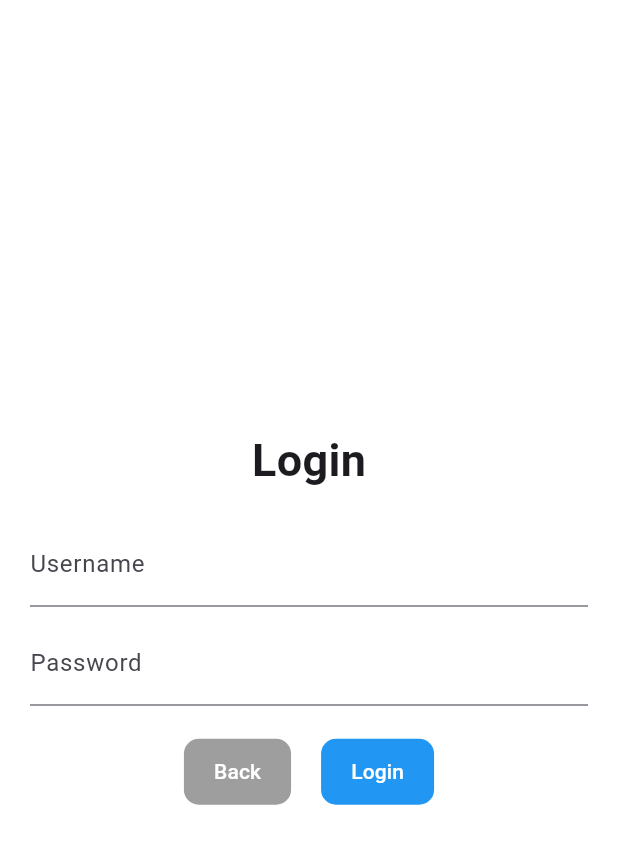
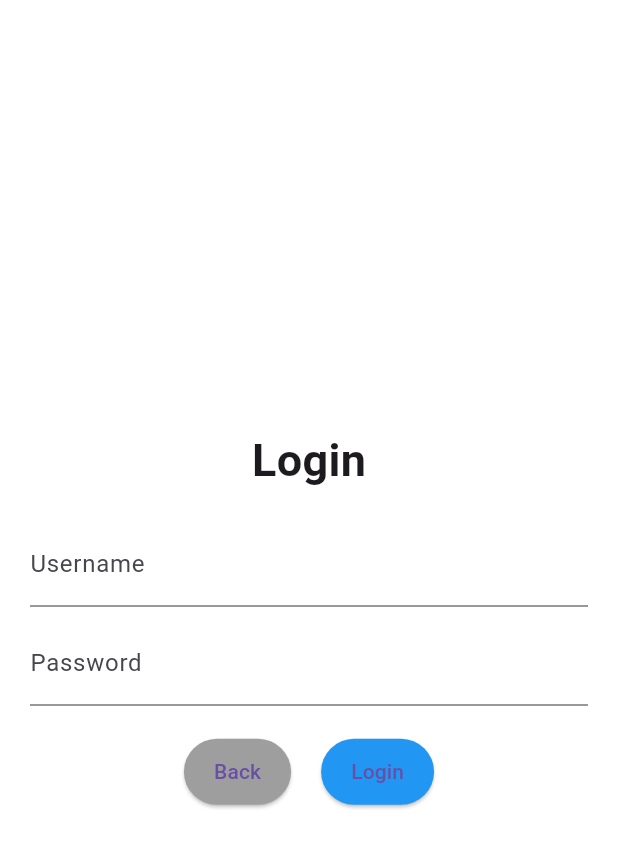
Before and after one commit to sireuboh/portalNews, a Flutter app: the screen it shows after launch, item 3 of the bottom bar chosen, after a tap on "Masuk", on a phone screen of 412 x 824 dp. Shown: the top 848 px of the screen. Run offline on Flutter 3.47's test engine with Material 3 defaults, Android fonts, the phone set to English and light mode, and no system bars; our stand-ins replace curved_navigation_bar, fluttertoast, shared_preferences; network calls fail.

Commit message:
update formlogin and profil

```diff
--- a/lib/formlogin.dart
+++ b/lib/formlogin.dart
@@ -3,7 +3,7 @@ import 'package:shared_preferences/shared_preferences.dart';
 import 'package:fluttertoast/fluttertoast.dart';
 import 'package:http/http.dart' as http;
 import 'dart:convert';
-import 'home.dart';
+
 import 'main.dart';
 
 class LoginPage extends StatefulWidget {
@@ -20,18 +20,13 @@ class _LoginPageState extends State<LoginPage> {
   @override
   void initState() {
     super.initState();
-    fToast = FToast();
-    fToast.init(context);
+    fToast = FToast()..init(context);
   }
 
   Future<void> loginUser(String username, String password) async {
-    setState(() {
-      isLoading = true;
-    });
+    setState(() => isLoading = true);
 
-    final url = Uri.parse(
-      "https://e-commerce-store.glitch.me/login",
-    ); // Ganti jika perlu
+    final url = Uri.parse("https://e-commerce-store.glitch.me/login");
 
     try {
       final response = await http.post(
@@ -40,35 +35,36 @@ class _LoginPageState extends State<LoginPage> {
         body: jsonEncode({"username": username, "password": password}),
       );
 
-      if (response.statusCode == 200) {
-        final Map<String, dynamic> data = json.decode(response.body);
+      final statusCode = response.statusCode;
+      final body = jsonDecode(response.body);
 
-        if (data['status'] == true) {
-          final user = data['data']['user'];
-          final token = data['data']['token'];
+      if (statusCode == 200 && body['status'] == true) {
+        final user = body['data']['user'];
+        final token = body['data']['token'];
 
-          SharedPreferences prefs = await SharedPreferences.getInstance();
-          await prefs.setString('username', user['username']);
-          await prefs.setString('token', token);
+        SharedPreferences prefs = await SharedPreferences.getInstance();
+        await prefs.setString('username', user['username']);
+        await prefs.setString('token', token);
 
-          showToast("Login berhasil");
-          return Navigator.pop(context);
-        } else {
-          showToast("Login gagal: ${data['message'] ?? 'Data tidak valid'}");
-        }
+        showToast("Login berhasil", isSuccess: true);
+
+        Navigator.pushReplacement(
+          context,
+          MaterialPageRoute(builder: (_) => MyApp(initialPage: 0)),
+        );
       } else {
-        showToast("Terjadi kesalahan server: ${response.statusCode}");
+        showToast(
+          "Login gagal: ${body['message'] ?? 'Username atau password salah'}",
+        );
       }
     } catch (e) {
-      showToast("Terjadi kesalahan jaringan: $e");
+      showToast("Kesalahan jaringan: $e");
     } finally {
-      setState(() {
-        isLoading = false;
-      });
+      setState(() => isLoading = false);
     }
   }
 
-  void showToast(String message) {
+  void showToast(String message, {bool isSuccess = false}) {
     fToast.showToast(
       gravity: ToastGravity.BOTTOM,
       toastDuration: Duration(seconds: 2),
@@ -76,7 +72,7 @@ class _LoginPageState extends State<LoginPage> {
         padding: EdgeInsets.symmetric(horizontal: 24.0, vertical: 12.0),
         decoration: BoxDecoration(
           borderRadius: BorderRadius.circular(25.0),
-          color: Colors.blueAccent,
+          color: isSuccess ? Colors.green : Colors.redAccent,
         ),
         child: Text(message, style: TextStyle(color: Colors.white)),
       ),
@@ -114,27 +110,19 @@ class _LoginPageState extends State<LoginPage> {
                     : Row(
                         mainAxisAlignment: MainAxisAlignment.center,
                         children: [
-                          TextButton(
-                            onPressed: () {
-                              Navigator.pop(context);
-                            },
-                            style: TextButton.styleFrom(
+                          ElevatedButton(
+                            onPressed: () => Navigator.pop(context),
+                            style: ElevatedButton.styleFrom(
                               backgroundColor: Colors.grey,
                               padding: EdgeInsets.symmetric(
                                 horizontal: 20,
                                 vertical: 12,
                               ),
-                              shape: RoundedRectangleBorder(
-                                borderRadius: BorderRadius.circular(10),
-                              ),
                             ),
-                            child: Text(
-                              "Back",
-                              style: TextStyle(color: Colors.white),
-                            ),
+                            child: Text("Back"),
                           ),
                           SizedBox(width: 20),
-                          TextButton(
+                          ElevatedButton(
                             onPressed: () {
                               final username = userController.text.trim();
                               final password = passController.text.trim();
@@ -144,20 +132,14 @@ class _LoginPageState extends State<LoginPage> {
                                 loginUser(username, password);
                               }
                             },
-                            style: TextButton.styleFrom(
+                            style: ElevatedButton.styleFrom(
                               backgroundColor: Colors.blue,
                               padding: EdgeInsets.symmetric(
                                 horizontal: 20,
                                 vertical: 12,
                               ),
-                              shape: RoundedRectangleBorder(
-                                borderRadius: BorderRadius.circular(10),
-                              ),
                             ),
-                            child: Text(
-                              "Login",
-                              style: TextStyle(color: Colors.white),
-                            ),
+                            child: Text("Login"),
                           ),
                         ],
                       ),
--- a/lib/profil.dart
+++ b/lib/profil.dart
@@ -3,6 +3,7 @@ import 'package:shared_preferences/shared_preferences.dart';
 import 'formlogin.dart';
 import 'formregist.dart';
 import 'main.dart';
+import 'package:fluttertoast/fluttertoast.dart';
 
 class ProfilPage extends StatefulWidget {
   @override
@@ -10,48 +11,31 @@ class ProfilPage extends StatefulWidget {
 }
 
 class _ProfilPageState extends State<ProfilPage> {
-  var content;
-  late SharedPreferences prefs; // Gunakan late untuk deklarasi
+  late Future<String?> _loginFuture;
 
   @override
   void initState() {
     super.initState();
-    startLaunch(); // Memastikan data diproses saat halaman pertama kali dimuat
+    _loginFuture = getUsername();
   }
 
-  // Fungsi untuk memeriksa status login
-  Future<void> startLaunch() async {
-    prefs =
-        await SharedPreferences.getInstance(); // Mengambil instance SharedPreferences
-    var login = prefs.getString('login'); // Mengambil data login
-    if (login != null) {
-      setState(() {
-        content = sudahLogin(login); // Menampilkan halaman sudah login
-      });
-    } else {
-      setState(() {
-        content = belumLogin(); // Menampilkan halaman belum login
-      });
-    }
+  Future<String?> getUsername() async {
+    final prefs = await SharedPreferences.getInstance();
+    return prefs.getString('username');
   }
 
-  // Fungsi untuk logout
   Future<void> logOut() async {
-    print('logout');
-    prefs =
-        await SharedPreferences.getInstance(); // Pastikan instance prefs ada
-    Navigator.of(context).pushReplacement(
-      MaterialPageRoute(
-        builder: (_) {
-          prefs.remove("login"); // Menghapus data login dari SharedPreferences
-          return MyApp(initialPage: 2); // Mengarahkan kembali ke halaman utama
-        },
-      ),
+    final prefs = await SharedPreferences.getInstance();
+    await prefs.remove('username');
+    await prefs.remove('token');
+    Fluttertoast.showToast(msg: 'Berhasil logout');
+    Navigator.pushReplacement(
+      context,
+      MaterialPageRoute(builder: (_) => MyApp(initialPage: 2)),
     );
   }
 
-  // Tampilan jika pengguna belum login
-  belumLogin() {
+  Widget belumLogin() {
     return Column(
       mainAxisAlignment: MainAxisAlignment.center,
       children: [
@@ -67,7 +51,7 @@ class _ProfilPageState extends State<ProfilPage> {
           onPressed: () {
             Navigator.push(
               context,
-              MaterialPageRoute(builder: (context) => LoginPage()),
+              MaterialPageRoute(builder: (_) => LoginPage()),
             );
           },
           child: Text('Masuk', style: TextStyle(color: Colors.white)),
@@ -88,7 +72,7 @@ class _ProfilPageState extends State<ProfilPage> {
               onTap: () {
                 Navigator.push(
                   context,
-                  MaterialPageRoute(builder: (context) => RegistPage()),
+                  MaterialPageRoute(builder: (_) => RegistPage()),
                 );
               },
             ),
@@ -98,8 +82,7 @@ class _ProfilPageState extends State<ProfilPage> {
     );
   }
 
-  // Tampilan jika pengguna sudah login
-  sudahLogin(String username) {
+  Widget sudahLogin(String username) {
     return Column(
       mainAxisAlignment: MainAxisAlignment.center,
       children: [
@@ -110,16 +93,11 @@ class _ProfilPageState extends State<ProfilPage> {
             borderRadius: BorderRadius.circular(10),
             border: Border.all(color: Colors.blue, width: 3),
           ),
-          child: Text(
-            username,
-            style: TextStyle(fontSize: 20),
-          ), // Menampilkan nama pengguna
+          child: Text(username, style: TextStyle(fontSize: 20)),
         ),
         IconButton(
           icon: Icon(Icons.exit_to_app),
-          onPressed: () {
-            logOut(); // Memanggil logOut() saat keluar
-          },
+          onPressed: logOut,
           color: Colors.blue,
         ),
       ],
@@ -128,6 +106,18 @@ class _ProfilPageState extends State<ProfilPage> {
 
   @override
   Widget build(BuildContext context) {
-    return Center(child: content); // Menampilkan konten sesuai status login
+    return FutureBuilder<String?>(
+      future: _loginFuture,
+      builder: (context, snapshot) {
+        if (snapshot.connectionState == ConnectionState.waiting) {
+          return Center(child: CircularProgressIndicator());
+        }
+
+        final username = snapshot.data;
+        return Center(
+          child: username != null ? sudahLogin(username) : belumLogin(),
+        );
+      },
+    );
   }
 }
```
